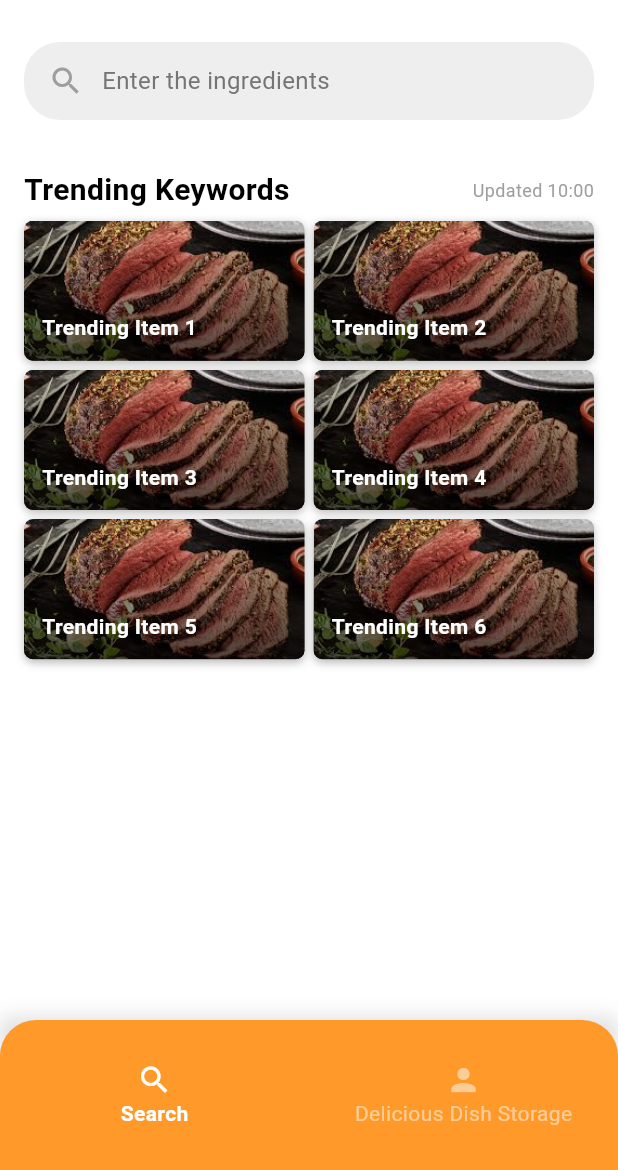
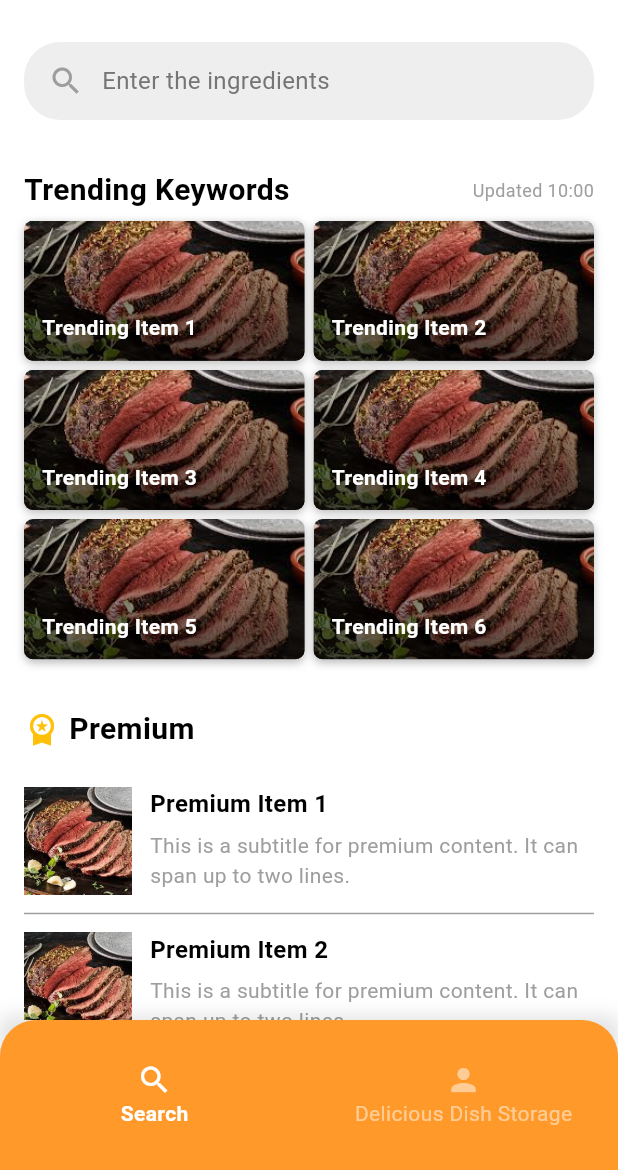
Before and after one commit to NguyenHongQuan1208/cookpad, a Flutter app: the HomeScreen screen opened by its route, on a phone screen of 412 x 824 dp, the part 66-1236 px from its top. Run offline on Flutter 3.47's test engine with Material 3 defaults, Android fonts, the light colour scheme and no system bars; our stand-ins replace delightful_toast, flutter_dotenv, flutter_form_builder, flutter_hooks, flutter_riverpod, form_builder_validators and 3 more; accounts and stored records are empty.

Commit message:
add premium section

```diff
--- a/lib/screens/home/home_screen.dart
+++ b/lib/screens/home/home_screen.dart
@@ -1,5 +1,6 @@
 import 'package:cooking_pad/navigation/route_names.dart';
 import 'package:cooking_pad/network/services/auth_service.dart';
+import 'package:cooking_pad/screens/home/widget/premium_list_widget.dart';
 import 'package:cooking_pad/screens/home/widget/search_bar_button.dart';
 import 'package:cooking_pad/screens/home/widget/trending_section_widget.dart';
 import 'package:cooking_pad/utils/helpers/call_supabase_api.dart';
@@ -41,6 +42,12 @@ class HomeScreen extends StatelessWidget {
             const SizedBox(height: 32),
 
             TrendingSectionWidget(),
+
+            const SizedBox(height: 32),
+
+            PremiumList(),
+
+            const SizedBox(height: 100),
           ],
         ),
       ),
--- /dev/null
+++ b/lib/screens/home/widget/premium_list_item.dart
@@ -0,0 +1,63 @@
+import 'package:flutter/material.dart';
+
+class PremiumListItem extends StatelessWidget {
+  final int item;
+  final VoidCallback? onTap;
+
+  const PremiumListItem({super.key, required this.item, this.onTap});
+
+  @override
+  Widget build(BuildContext context) {
+    return Material(
+      color: Colors.transparent,
+      child: InkWell(
+        onTap: onTap,
+        child: Padding(
+          padding: const EdgeInsets.symmetric(horizontal: 16, vertical: 12),
+          child: Row(
+            crossAxisAlignment: CrossAxisAlignment.start,
+            children: [
+              // LEFT: Image
+              Image.asset(
+                'assets/images/demo.jpg',
+                width: 72,
+                height: 72,
+                fit: BoxFit.cover,
+              ),
+
+              const SizedBox(width: 12),
+
+              // RIGHT: Text
+              Expanded(
+                child: Column(
+                  crossAxisAlignment: CrossAxisAlignment.start,
+                  children: [
+                    Text(
+                      'Premium Item $item',
+                      maxLines: 1,
+                      overflow: TextOverflow.ellipsis,
+                      style: const TextStyle(
+                        fontSize: 16,
+                        fontWeight: FontWeight.w600,
+                      ),
+                    ),
+
+                    const SizedBox(height: 6),
+
+                    const Text(
+                      'This is a subtitle for premium content. '
+                      'It can span up to two lines.',
+                      maxLines: 2,
+                      overflow: TextOverflow.ellipsis,
+                      style: TextStyle(fontSize: 14, color: Colors.grey),
+                    ),
+                  ],
+                ),
+              ),
+            ],
+          ),
+        ),
+      ),
+    );
+  }
+}
--- /dev/null
+++ b/lib/screens/home/widget/premium_list_widget.dart
@@ -0,0 +1,54 @@
+import 'package:flutter/material.dart';
+import 'package:flutter_hooks/flutter_hooks.dart';
+import 'premium_list_item.dart';
+
+class PremiumList extends HookWidget {
+  const PremiumList({super.key});
+
+  @override
+  Widget build(BuildContext context) {
+    final premiumItems = useState<List<int>>([1, 2, 3]);
+
+    return Column(
+      crossAxisAlignment: CrossAxisAlignment.center,
+      children: [
+        Padding(
+          padding: const EdgeInsets.symmetric(horizontal: 16),
+          child: Row(
+            crossAxisAlignment: CrossAxisAlignment.center,
+            children: const [
+              Icon(Icons.workspace_premium, color: Colors.amber, size: 24),
+              SizedBox(width: 6),
+              Text(
+                'Premium',
+                style: TextStyle(fontSize: 20, fontWeight: FontWeight.bold),
+              ),
+            ],
+          ),
+        ),
+
+        const SizedBox(height: 12),
+
+        ListView.separated(
+          shrinkWrap: true,
+          physics: const NeverScrollableScrollPhysics(),
+          itemCount: premiumItems.value.length,
+          separatorBuilder: (_, __) => const Padding(
+            padding: EdgeInsets.symmetric(horizontal: 16),
+            child: Divider(height: 1, color: Colors.grey),
+          ),
+          itemBuilder: (context, index) {
+            final item = premiumItems.value[index];
+
+            return PremiumListItem(
+              item: item,
+              onTap: () {
+                debugPrint('Item tapped');
+              },
+            );
+          },
+        ),
+      ],
+    );
+  }
+}
--- a/lib/screens/home/widget/trending_item.dart
+++ b/lib/screens/home/widget/trending_item.dart
@@ -1,6 +1,6 @@
 import 'package:flutter/material.dart';
 
-class TrendingItemWidget extends StatefulWidget {
+class TrendingItemWidget extends StatelessWidget {
   final String title;
   final VoidCallback onTap;
 
@@ -11,30 +11,23 @@ class TrendingItemWidget extends StatefulWidget {
   });
 
   @override
-  State<TrendingItemWidget> createState() => _TrendingItemWidgetState();
-}
-
-class _TrendingItemWidgetState extends State<TrendingItemWidget> {
-  bool _isPressed = false;
-
-  @override
   Widget build(BuildContext context) {
-    return GestureDetector(
-      onTapDown: (_) => setState(() => _isPressed = true),
-      onTapUp: (_) => setState(() => _isPressed = false),
-      onTapCancel: () => setState(() => _isPressed = false),
-      onTap: widget.onTap,
-      child: AnimatedOpacity(
-        duration: Duration(milliseconds: 150),
-        opacity: _isPressed ? 0.6 : 1.0,
+    return Material(
+      color: Colors.transparent,
+      borderRadius: BorderRadius.circular(6),
+      child: InkWell(
+        onTap: onTap,
+        borderRadius: BorderRadius.circular(6),
+        splashColor: Colors.white.withOpacity(0.2),
+        highlightColor: Colors.black.withOpacity(0.1),
         child: Container(
           decoration: BoxDecoration(
             borderRadius: BorderRadius.circular(6),
-            image: DecorationImage(
+            image: const DecorationImage(
               image: AssetImage('assets/images/demo.jpg'),
               fit: BoxFit.cover,
             ),
-            boxShadow: [
+            boxShadow: const [
               BoxShadow(
                 color: Colors.black26,
                 blurRadius: 4,
@@ -51,20 +44,20 @@ class _TrendingItemWidgetState extends State<TrendingItemWidget> {
                 colors: [Colors.transparent, Colors.black.withOpacity(0.7)],
               ),
             ),
-            padding: EdgeInsets.all(12),
+            padding: const EdgeInsets.all(12),
             child: Column(
               mainAxisAlignment: MainAxisAlignment.end,
               crossAxisAlignment: CrossAxisAlignment.start,
               children: [
                 Text(
-                  widget.title,
-                  style: TextStyle(
+                  title,
+                  maxLines: 1,
+                  overflow: TextOverflow.ellipsis,
+                  style: const TextStyle(
                     color: Colors.white,
                     fontSize: 14,
                     fontWeight: FontWeight.bold,
                   ),
-                  maxLines: 1,
-                  overflow: TextOverflow.ellipsis,
                 ),
               ],
             ),
```
